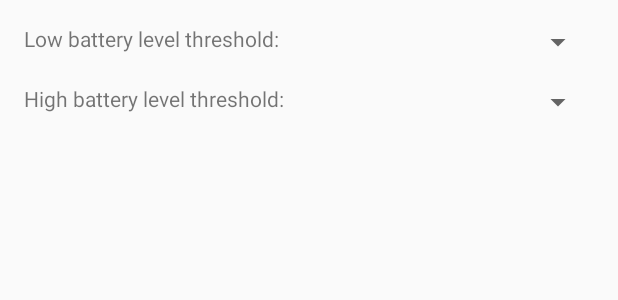
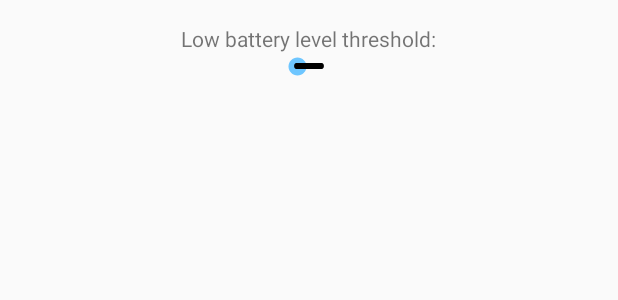
Before and after one commit to MorBlau/BatteryNotifier, an Android app: the layout content_main_material.xml on its own in the app's theme, with its tools: preview values and no code run, on a phone screen of 412 x 824 dp. Shown: the top 300 px of the screen. Run offline under Robolectric (Android 15) with nearby library versions, the phone set to English and light mode, and no system bars.

Commit message:
view models for new material ui

```diff
--- a/BatteryNotifier/build.gradle
+++ b/BatteryNotifier/build.gradle
@@ -5,6 +5,9 @@ apply plugin: 'kotlin-android'
 apply plugin: 'kotlin-android-extensions'
 
 android {
+    dataBinding {
+        enabled = true
+    }
     signingConfigs {
         upload {
             keyAlias 'upload'
--- a/BatteryNotifier/src/main/res/layout/content_main_material.xml
+++ b/BatteryNotifier/src/main/res/layout/content_main_material.xml
@@ -1,69 +1,52 @@
 <?xml version="1.0" encoding="utf-8"?>
-<android.support.constraint.ConstraintLayout
+<layout
         xmlns:android="http://schemas.android.com/apk/res/android"
         xmlns:tools="http://schemas.android.com/tools"
-        xmlns:app="http://schemas.android.com/apk/res-auto"
-        android:layout_width="match_parent"
-        android:layout_height="match_parent"
-        app:layout_behavior="@string/appbar_scrolling_view_behavior"
-        tools:showIn="@layout/activity_main"
-        tools:context=".MainActivity">
+        xmlns:app="http://schemas.android.com/apk/res-auto">
 
-    <LinearLayout
+    <data>
+        <variable
+                name="batterySetting"
+                type="com.mblau.batterynotifier.viewmodel.Setting" />
+    </data>
+
+    <android.support.constraint.ConstraintLayout
             android:layout_width="match_parent"
             android:layout_height="match_parent"
-            android:orientation="vertical">
+            app:layout_behavior="@string/appbar_scrolling_view_behavior"
+            tools:showIn="@layout/activity_main_material"
+            tools:context=".MainActivity">
 
         <RelativeLayout
                 android:layout_gravity="top"
-                android:layout_width="wrap_content"
-                android:layout_height="wrap_content"
+                android:layout_width="match_parent"
+                android:layout_height="match_parent"
                 android:layout_marginStart="@dimen/option_margin"
                 android:layout_marginTop="@dimen/option_margin"
                 android:layout_marginEnd="@dimen/option_margin"
         >
             <TextView
-                    android:layout_gravity="left"
+                    android:layout_alignParentTop="true"
+                    android:layout_centerHorizontal="true"
                     android:layout_width="wrap_content"
                     android:layout_height="wrap_content"
-                    android:layout_alignParentStart="true"
                     android:text="@string/low_battery"
                     android:id="@+id/textView"/>
-            <android.support.v7.widget.AppCompatSpinner
-                    android:layout_gravity="right"
+            <SeekBar
+                    style="@style/Widget.AppCompat.SeekBar.Discrete"
+                    android:layout_centerHorizontal="true"
                     android:layout_width="wrap_content"
-                    android:layout_alignParentEnd="true"
+                    android:layout_below="@id/textView"
                     android:layout_height="wrap_content"
+                    android:max="@{batterySetting.spinnerLabels.size()}"
+                    android:onValueChange="@{batterySetting.onValueChange()}"
+                    android:text="@{batterySetting.transform()}"
                     android:id="@+id/lowBatterySpinner"
             >
 
-            </android.support.v7.widget.AppCompatSpinner>
+            </SeekBar>
 
         </RelativeLayout>
-        <RelativeLayout
-                android:layout_width="wrap_content"
-                android:layout_gravity="center"
-                android:layout_height="wrap_content"
-                android:layout_marginStart="@dimen/option_margin"
-                android:layout_marginEnd="@dimen/option_margin"
-                android:layout_marginTop="@dimen/option_margin"
-        >
-            <TextView
-                    android:layout_gravity="left|center"
-                    android:layout_width="wrap_content"
-                    android:layout_height="wrap_content"
-                    android:layout_alignParentStart="true"
-                    android:text="@string/high_battery"
-                    android:layout_marginStart="0dp"/>
-            <android.support.v7.widget.AppCompatSpinner
-                    android:layout_gravity="right|center"
-                    android:layout_width="wrap_content"
-                    android:layout_alignParentEnd="true"
-                    android:layout_height="wrap_content"
-                    android:id="@+id/highBatterySpinner"
-            >
-            </android.support.v7.widget.AppCompatSpinner>
 
-        </RelativeLayout>
-    </LinearLayout>
-</android.support.constraint.ConstraintLayout>
+    </android.support.constraint.ConstraintLayout>
+</layout>
```
Also changed, not shown: BatteryNotifier/src/main/java/com/mblau/batterynotifier/model/EventType.kt (+10 -1 lines), BatteryNotifier/src/main/java/com/mblau/batterynotifier/viewmodel/Setting.kt (added, +70 -0 lines), BatteryNotifier/src/main/res/layout/activity_main_material.xml (added, +57 -0 lines).
